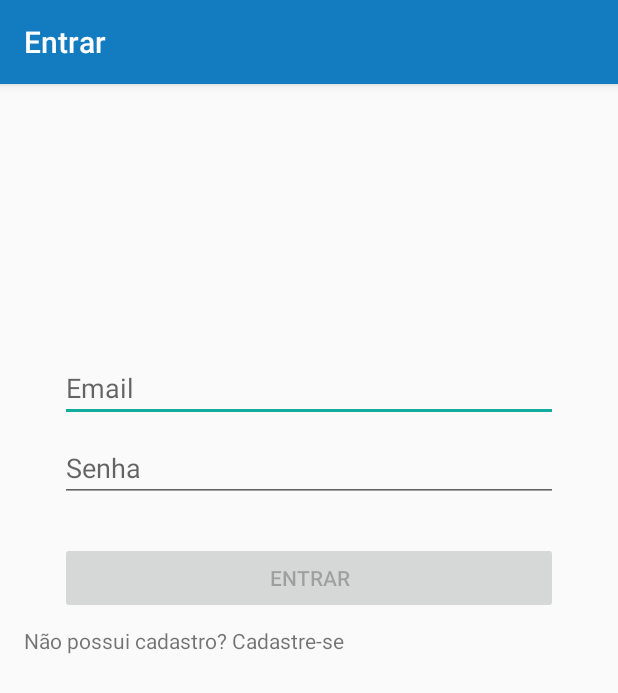
After one commit to dheymia/Ensineme, an Android app: the LoginActivity screen opened directly, with no data from a screen before it, on a phone screen of 412 x 824 dp. The commit adds this screen. Shown: the top 693 px of the screen. Run offline under Robolectric (Android 15) with nearby library versions, the phone set to English and light mode, and no system bars.

Commit message:
inclusão de activities de login e cadastro

```diff
--- a/app/build.gradle
+++ b/app/build.gradle
@@ -25,7 +25,12 @@
     implementation 'androidx.constraintlayout:constraintlayout:1.1.3'
     implementation 'com.google.android.material:material:1.0.0'
     implementation 'com.google.firebase:firebase-core:16.0.8'
+    implementation 'com.google.firebase:firebase-auth:17.0.0'
+    implementation 'com.google.android.gms:play-services-auth:16.0.1'
+    implementation 'com.google.firebase:firebase-auth:18.0.0'
     implementation 'androidx.preference:preference:1.1.0-rc01'
+    implementation 'androidx.annotation:annotation:1.1.0'
+    implementation 'androidx.lifecycle:lifecycle-extensions:2.0.0'
     testImplementation 'junit:junit:4.12'
     androidTestImplementation 'androidx.test:runner:1.2.0'
     androidTestImplementation 'androidx.test.espresso:espresso-core:3.2.0'
--- /dev/null
+++ b/app/src/main/java/senac/ensineme/data/LoginRepository.java
@@ -0,0 +1,54 @@
+package senac.ensineme.data;
+
+import senac.ensineme.data.model.LoggedInUser;
+
+/**
+ * Class that requests authentication and user information from the remote data source and
+ * maintains an in-memory cache of login status and user credentials information.
+ */
+public class LoginRepository {
+
+    private static volatile LoginRepository instance;
+
+    private LoginDataSource dataSource;
+
+    // If user credentials will be cached in local storage, it is recommended it be encrypted
+    // @see https://developer.android.com/training/articles/keystore
+    private LoggedInUser user = null;
+
+    // private constructor : singleton access
+    private LoginRepository(LoginDataSource dataSource) {
+        this.dataSource = dataSource;
+    }
+
+    public static LoginRepository getInstance(LoginDataSource dataSource) {
+        if (instance == null) {
+            instance = new LoginRepository(dataSource);
+        }
+        return instance;
+    }
+
+    public boolean isLoggedIn() {
+        return user != null;
+    }
+
+    public void logout() {
+        user = null;
+        dataSource.logout();
+    }
+
+    private void setLoggedInUser(LoggedInUser user) {
+        this.user = user;
+        // If user credentials will be cached in local storage, it is recommended it be encrypted
+        // @see https://developer.android.com/training/articles/keystore
+    }
+
+    public Result<LoggedInUser> login(String username, String password) {
+        // handle login
+        Result<LoggedInUser> result = dataSource.login(username, password);
+        if (result instanceof Result.Success) {
+            setLoggedInUser(((Result.Success<LoggedInUser>) result).getData());
+        }
+        return result;
+    }
+}
--- /dev/null
+++ b/app/src/main/java/senac/ensineme/ui/login/LoginActivity.java
@@ -0,0 +1,131 @@
+package senac.ensineme.ui.login;
+
+import android.app.Activity;
+
+import androidx.lifecycle.Observer;
+import androidx.lifecycle.ViewModelProviders;
+
+import android.os.Bundle;
+
+import androidx.annotation.Nullable;
+import androidx.annotation.StringRes;
+import androidx.appcompat.app.AppCompatActivity;
+
+import android.text.Editable;
+import android.text.TextWatcher;
+import android.view.KeyEvent;
+import android.view.View;
+import android.view.inputmethod.EditorInfo;
+import android.widget.Button;
+import android.widget.EditText;
+import android.widget.ProgressBar;
+import android.widget.TextView;
+import android.widget.Toast;
+
+import senac.ensineme.R;
+import senac.ensineme.ui.login.LoginViewModel;
+import senac.ensineme.ui.login.LoginViewModelFactory;
+
+public class LoginActivity extends AppCompatActivity {
+
+    private LoginViewModel loginViewModel;
+
+    @Override
+    public void onCreate(Bundle savedInstanceState) {
+        super.onCreate(savedInstanceState);
+        setContentView(R.layout.activity_login);
+        loginViewModel = ViewModelProviders.of(this, new LoginViewModelFactory())
+                .get(LoginViewModel.class);
+
+        final EditText usernameEditText = findViewById(R.id.username);
+        final EditText passwordEditText = findViewById(R.id.password);
+        final Button loginButton = findViewById(R.id.login);
+        final ProgressBar loadingProgressBar = findViewById(R.id.loading);
+
+        loginViewModel.getLoginFormState().observe(this, new Observer<LoginFormState>() {
+            @Override
+            public void onChanged(@Nullable LoginFormState loginFormState) {
+                if (loginFormState == null) {
+                    return;
+                }
+                loginButton.setEnabled(loginFormState.isDataValid());
+                if (loginFormState.getUsernameError() != null) {
+                    usernameEditText.setError(getString(loginFormState.getUsernameError()));
+                }
+                if (loginFormState.getPasswordError() != null) {
+                    passwordEditText.setError(getString(loginFormState.getPasswordError()));
+                }
+            }
+        });
+
+        loginViewModel.getLoginResult().observe(this, new Observer<LoginResult>() {
+            @Override
+            public void onChanged(@Nullable LoginResult loginResult) {
+                if (loginResult == null) {
+                    return;
+                }
+                loadingProgressBar.setVisibility(View.GONE);
+                if (loginResult.getError() != null) {
+                    showLoginFailed(loginResult.getError());
+                }
+                if (loginResult.getSuccess() != null) {
+                    updateUiWithUser(loginResult.getSuccess());
+                }
+                setResult(Activity.RESULT_OK);
+
+                //Complete and destroy login activity once successful
+                finish();
+            }
+        });
+
+        TextWatcher afterTextChangedListener = new TextWatcher() {
+            @Override
+            public void beforeTextChanged(CharSequence s, int start, int count, int after) {
+                // ignore
+            }
+
+            @Override
+            public void onTextChanged(CharSequence s, int start, int before, int count) {
+                // ignore
+            }
+
+            @Override
+            public void afterTextChanged(Editable s) {
+                loginViewModel.loginDataChanged(usernameEditText.getText().toString(),
+                        passwordEditText.getText().toString());
+            }
+        };
+        usernameEditText.addTextChangedListener(afterTextChangedListener);
+        passwordEditText.addTextChangedListener(afterTextChangedListener);
+        passwordEditText.setOnEditorActionListener(new TextView.OnEditorActionListener() {
+
+            @Override
+            public boolean onEditorAction(TextView v, int actionId, KeyEvent event) {
+                if (actionId == EditorInfo.IME_ACTION_DONE) {
+                    loginViewModel.login(usernameEditText.getText().toString(),
+                            passwordEditText.getText().toString());
+                }
+                return false;
+            }
+        });
+
+        loginButton.setOnClickListener(new View.OnClickListener() {
+            @Override
+            public void onClick(View v) {
+                loadingProgressBar.setVisibility(View.VISIBLE);
+                loginViewModel.login(usernameEditText.getText().toString(),
+                        passwordEditText.getText().toString());
+            }
+        });
+    }
+
+    private void updateUiWithUser(LoggedInUserView model) {
+        String welcome = getString(R.string.welcome) + model.getDisplayName();
+        // TODO : initiate successful logged in experience
+        Toast.makeText(getApplicationContext(), welcome, Toast.LENGTH_LONG).show();
+    }
+
+    private void showLoginFailed(@StringRes Integer errorString) {
+        Toast.makeText(getApplicationContext(), errorString, Toast.LENGTH_SHORT).show();
+    }
+}
--- /dev/null
+++ b/app/src/main/java/senac/ensineme/ui/login/LoginViewModel.java
@@ -0,0 +1,70 @@
+package senac.ensineme.ui.login;
+
+import androidx.lifecycle.LiveData;
+import androidx.lifecycle.MutableLiveData;
+import androidx.lifecycle.ViewModel;
+
+import android.util.Patterns;
+
+import senac.ensineme.data.LoginRepository;
+import senac.ensineme.data.Result;
+import senac.ensineme.data.model.LoggedInUser;
+import senac.ensineme.R;
+
+public class LoginViewModel extends ViewModel {
+
+    private MutableLiveData<LoginFormState> loginFormState = new MutableLiveData<>();
+    private MutableLiveData<LoginResult> loginResult = new MutableLiveData<>();
+    private LoginRepository loginRepository;
+
+    LoginViewModel(LoginRepository loginRepository) {
+        this.loginRepository = loginRepository;
+    }
+
+    LiveData<LoginFormState> getLoginFormState() {
+        return loginFormState;
+    }
+
+    LiveData<LoginResult> getLoginResult() {
+        return loginResult;
+    }
+
+    public void login(String username, String password) {
+        // can be launched in a separate asynchronous job
+        Result<LoggedInUser> result = loginRepository.login(username, password);
+
+        if (result instanceof Result.Success) {
+            LoggedInUser data = ((Result.Success<LoggedInUser>) result).getData();
+            loginResult.setValue(new LoginResult(new LoggedInUserView(data.getDisplayName())));
+        } else {
+            loginResult.setValue(new LoginResult(R.string.login_failed));
+        }
+    }
+
+    public void loginDataChanged(String username, String password) {
+        if (!isUserNameValid(username)) {
+            loginFormState.setValue(new LoginFormState(R.string.invalid_username, null));
+        } else if (!isPasswordValid(password)) {
+            loginFormState.setValue(new LoginFormState(null, R.string.invalid_password));
+        } else {
+            loginFormState.setValue(new LoginFormState(true));
+        }
+    }
+
+    // A placeholder username validation check
+    private boolean isUserNameValid(String username) {
+        if (username == null) {
+            return false;
+        }
+        if (username.contains("@")) {
+            return Patterns.EMAIL_ADDRESS.matcher(username).matches();
+        } else {
+            return !username.trim().isEmpty();
+        }
+    }
+
+    // A placeholder password validation check
+    private boolean isPasswordValid(String password) {
+        return password != null && password.trim().length() > 5;
+    }
+}
--- /dev/null
+++ b/app/src/main/java/senac/ensineme/ui/login/LoginViewModelFactory.java
@@ -0,0 +1,26 @@
+package senac.ensineme.ui.login;
+
+import androidx.lifecycle.ViewModel;
+import androidx.lifecycle.ViewModelProvider;
+import androidx.annotation.NonNull;
+
+import senac.ensineme.data.LoginDataSource;
+import senac.ensineme.data.LoginRepository;
+
+/**
+ * ViewModel provider factory to instantiate LoginViewModel.
+ * Required given LoginViewModel has a non-empty constructor
+ */
+public class LoginViewModelFactory implements ViewModelProvider.Factory {
+
+    @NonNull
+    @Override
+    @SuppressWarnings("unchecked")
+    public <T extends ViewModel> T create(@NonNull Class<T> modelClass) {
+        if (modelClass.isAssignableFrom(LoginViewModel.class)) {
+            return (T) new LoginViewModel(LoginRepository.getInstance(new LoginDataSource()));
+        } else {
+            throw new IllegalArgumentException("Unknown ViewModel class");
+        }
+    }
+}
--- /dev/null
+++ b/app/src/main/res/layout/activity_login.xml
@@ -0,0 +1,91 @@
+<?xml version="1.0" encoding="utf-8"?>
+<androidx.constraintlayout.widget.ConstraintLayout xmlns:android="http://schemas.android.com/apk/res/android"
+    xmlns:app="http://schemas.android.com/apk/res-auto"
+    xmlns:tools="http://schemas.android.com/tools"
+    android:id="@+id/container"
+    android:layout_width="match_parent"
+    android:layout_height="match_parent"
+    android:paddingLeft="@dimen/activity_horizontal_margin"
+    android:paddingTop="@dimen/activity_vertical_margin"
+    android:paddingRight="@dimen/activity_horizontal_margin"
+    android:paddingBottom="@dimen/activity_vertical_margin"
+    tools:context=".ui.login.LoginActivity">
+
+    <EditText
+        android:id="@+id/username"
+        android:layout_width="0dp"
+        android:layout_height="wrap_content"
+        android:layout_marginStart="24dp"
+        android:layout_marginTop="164dp"
+        android:layout_marginEnd="24dp"
+
+        android:hint="@string/prompt_email"
+        android:inputType="textEmailAddress"
+        android:selectAllOnFocus="true"
+        app:layout_constraintEnd_toEndOf="parent"
+        app:layout_constraintStart_toStartOf="parent"
+        app:layout_constraintTop_toTopOf="parent" />
+
+    <EditText
+        android:id="@+id/password"
+        android:layout_width="0dp"
+        android:layout_height="wrap_content"
+        android:layout_marginStart="24dp"
+        android:layout_marginTop="8dp"
+        android:layout_marginEnd="24dp"
+
+        android:hint="@string/prompt_password"
+        android:imeActionLabel="@string/action_sign_in_short"
+        android:imeOptions="actionDone"
+        android:inputType="textPassword"
+        android:selectAllOnFocus="true"
+        app:layout_constraintEnd_toEndOf="parent"
+        app:layout_constraintStart_toStartOf="parent"
+        app:layout_constraintTop_toBottomOf="@+id/username" />
+
+    <Button
+        android:id="@+id/login"
+        android:layout_width="0dp"
+        android:layout_height="wrap_content"
+        android:layout_gravity="start"
+        android:layout_marginStart="24dp"
+        android:layout_marginTop="16dp"
+        android:layout_marginEnd="24dp"
+        android:layout_marginBottom="64dp"
+        android:enabled="false"
+        android:text="@string/action_sign_in"
+        app:layout_constraintBottom_toBottomOf="parent"
+        app:layout_constraintEnd_toEndOf="parent"
+        app:layout_constraintHorizontal_bias="0.541"
+        app:layout_constraintStart_toStartOf="parent"
+        app:layout_constraintTop_toBottomOf="@+id/password"
+        app:layout_constraintVertical_bias="0.03" />
+
+    <ProgressBar
+        android:id="@+id/loading"
+        android:layout_width="wrap_content"
+        android:layout_height="wrap_content"
+        android:layout_gravity="center"
+        android:layout_marginStart="32dp"
+        android:layout_marginTop="64dp"
+        android:layout_marginEnd="32dp"
+        android:layout_marginBottom="64dp"
+        android:visibility="gone"
+        app:layout_constraintBottom_toBottomOf="parent"
+        app:layout_constraintEnd_toEndOf="@+id/password"
+        app:layout_constraintStart_toStartOf="@+id/password"
+        app:layout_constraintTop_toTopOf="parent"
+        app:layout_constraintVertical_bias="0.3" />
+
+    <TextView
+        android:id="@+id/txt_Cadastrar"
+        android:layout_width="wrap_content"
+        android:layout_height="wrap_content"
+        android:layout_gravity="center_horizontal"
+        android:layout_marginTop="8dp"
+        android:onClick="chamarCadastro"
+        android:text="Não possui cadastro? Cadastre-se"
+        app:layout_constraintTop_toBottomOf="@+id/login"
+        tools:layout_editor_absoluteX="87dp" />
+
+</androidx.constraintlayout.widget.ConstraintLayout>
--- a/app/src/main/res/values/dimens.xml
+++ b/app/src/main/res/values/dimens.xml
@@ -1,3 +1,6 @@
 <resources>
     <dimen name="fab_margin">16dp</dimen>
+    <!-- Default screen margins, per the Android Design guidelines. -->
+    <dimen name="activity_horizontal_margin">16dp</dimen>
+    <dimen name="activity_vertical_margin">16dp</dimen>
 </resources>
--- a/app/src/main/res/values/strings.xml
+++ b/app/src/main/res/values/strings.xml
@@ -17,4 +17,14 @@
     <string name="attachment_summary_on">Automatically download attachments for incoming emails
     </string>
     <string name="attachment_summary_off">Only download attachments when manually requested</string>
+    <string name="title_activity_login">Entrar</string>
+    <string name="prompt_email">Email</string>
+    <string name="prompt_password">Senha</string>
+    <string name="action_sign_in">Entrar</string>
+    <string name="action_sign_in_short">Sign in</string>
+    <string name="welcome">"Bem vindo!"</string>
+    <string name="invalid_username">Email inválido</string>
+    <string name="invalid_password">Password must be >5 characters</string>
+    <string name="login_failed">"Falha no login"</string>
+    <string name="title_activity_cadastro">Novo cadastro</string>
 </resources>
```
Also changed, not shown: app/src/main/AndroidManifest.xml (+14 -0 lines), app/src/main/java/senac/ensineme/CadastroActivity.java (added, +33 -0 lines), app/src/main/java/senac/ensineme/data/LoginDataSource.java (added, +29 -0 lines), app/src/main/java/senac/ensineme/data/Result.java (added, +48 -0 lines), app/src/main/java/senac/ensineme/data/model/LoggedInUser.java (added, +23 -0 lines), app/src/main/java/senac/ensineme/ui/login/LoggedInUserView.java (added, +17 -0 lines), app/src/main/java/senac/ensineme/ui/login/LoginFormState.java (added, +40 -0 lines), app/src/main/java/senac/ensineme/ui/login/LoginResult.java (added, +31 -0 lines), app/src/main/res/layout/activity_cadastro.xml (added, +33 -0 lines), app/src/main/res/layout/content_cadastro.xml (added, +11 -0 lines).
